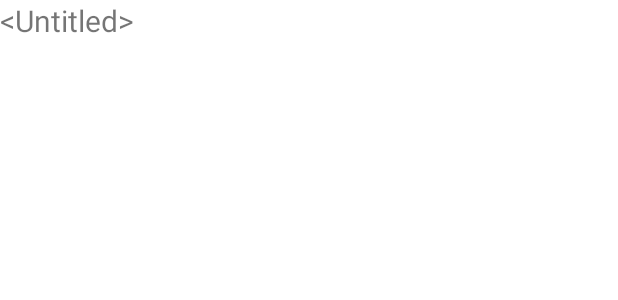
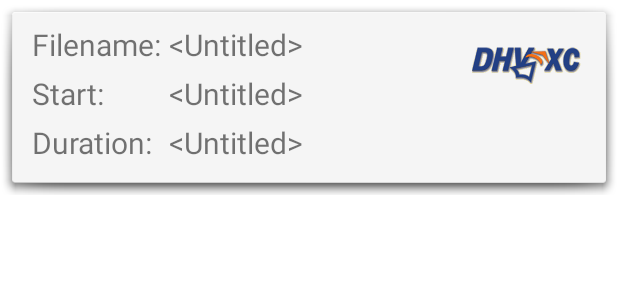
Before and after one commit to RomanKreisel/IGCSync, an Android app: the layout igc_file_fragment.xml on its own in the app's theme, with its tools: preview values and no code run, on a phone screen of 412 x 824 dp. Shown: the top 300 px of the screen. Run offline under Robolectric (Android 15) with nearby library versions, the phone set to English and light mode, and no system bars.

Commit message:
WIP: Layout of flight list

```diff
--- a/app/src/main/java/de/romankreisel/igcsync/ui/flightlist/FlightListFragment.kt
+++ b/app/src/main/java/de/romankreisel/igcsync/ui/flightlist/FlightListFragment.kt
@@ -33,6 +33,7 @@ import de.romankreisel.igcsync.ui.import.ImportWorker
 import kotlinx.coroutines.CoroutineScope
 import kotlinx.coroutines.Dispatchers
 import kotlinx.coroutines.launch
+import java.time.Duration
 import java.util.*
 
 /**
@@ -80,7 +81,10 @@ class FlightListFragment : Fragment(), Observer<WorkInfo>, OnItemClickListener {
         })
 
         this.progressBar = root.findViewById<ProgressBar>(R.id.progress_bar)
+        this.progressBar.visibility = View.GONE
         this.progressText = root.findViewById<TextView>(R.id.progress_text)
+        this.progressText.visibility = View.GONE
+
 
 
         this.UpdateView()
@@ -97,7 +101,7 @@ class FlightListFragment : Fragment(), Observer<WorkInfo>, OnItemClickListener {
 
     private fun UpdateView() {
         CoroutineScope(Dispatchers.IO).launch {
-            val myIgcFiles = igcFileDao.findFilesWithMissingUpload()
+            val myIgcFiles = igcFileDao.getAll(Duration.ofSeconds(this@FlightListFragment.preferences.getInt(getString(R.string.preference_minimum_flight_duration_seconds), 60).toLong()))
             requireActivity().runOnUiThread {
                 flightListViewModel.igcFiles.value = Collections.unmodifiableList(myIgcFiles)
             }
--- a/app/src/main/res/layout/fragment_flight_list.xml
+++ b/app/src/main/res/layout/fragment_flight_list.xml
@@ -15,7 +15,6 @@
             style="@style/Widget.AppCompat.ProgressBar.Horizontal"
             android:layout_width="match_parent"
             android:layout_height="wrap_content"
-            android:visibility="gone"
             app:layout_constraintEnd_toEndOf="parent"
             app:layout_constraintStart_toStartOf="parent"
             app:layout_constraintTop_toTopOf="parent" />
@@ -29,7 +28,6 @@
             android:text="@android:string/untitled"
             android:textAlignment="center"
             android:textSize="20sp"
-            android:visibility="gone"
             app:layout_constraintEnd_toEndOf="parent"
             app:layout_constraintStart_toStartOf="parent"
             app:layout_constraintTop_toBottomOf="@+id/progress_bar" />
--- a/app/src/main/res/layout/igc_file_fragment.xml
+++ b/app/src/main/res/layout/igc_file_fragment.xml
@@ -1,19 +1,91 @@
 <?xml version="1.0" encoding="utf-8"?>
 <androidx.constraintlayout.widget.ConstraintLayout xmlns:android="http://schemas.android.com/apk/res/android"
     xmlns:app="http://schemas.android.com/apk/res-auto"
+    android:id="@+id/igc_file_layout"
+    android:layout_width="match_parent"
+    android:layout_height="wrap_content"
+    android:background="@android:drawable/dialog_holo_light_frame"
+    android:padding="16dp">
+
+    <TableLayout
+        android:layout_width="match_parent"
+        android:layout_height="match_parent">
+
+        <TableRow
+            android:layout_width="match_parent"
+            android:layout_height="match_parent">
+
+            <TextView
                 android:layout_width="wrap_content"
-    android:layout_height="wrap_content">
+                android:layout_height="wrap_content"
+                android:paddingLeft="5dp"
+                android:paddingRight="5dp"
+                android:paddingBottom="5dp"
+                android:text="@string/label_filename"
+                android:textSize="20sp" />
 
             <TextView
                 android:id="@+id/text_filename"
                 android:layout_width="wrap_content"
                 android:layout_height="wrap_content"
+                android:paddingBottom="5dp"
                 android:text="@android:string/untitled"
-        android:textSize="20sp"
-        app:layout_constraintBottom_toBottomOf="parent"
-        app:layout_constraintEnd_toEndOf="parent"
-        app:layout_constraintStart_toStartOf="parent"
-        app:layout_constraintTop_toTopOf="parent" />
+                android:textSize="20sp" />
+        </TableRow>
+
+        <TableRow
+            android:layout_width="match_parent"
+            android:layout_height="match_parent">
+
+            <TextView
+                android:layout_width="wrap_content"
+                android:layout_height="wrap_content"
+                android:paddingLeft="5dp"
+                android:paddingRight="5dp"
+                android:paddingBottom="5dp"
+                android:text="@string/label_flight_start_time"
+                android:textSize="20sp" />
+
+            <TextView
+                android:id="@+id/text_start_time"
+                android:layout_width="wrap_content"
+                android:layout_height="wrap_content"
+                android:paddingBottom="5dp"
+                android:text="@android:string/untitled"
+                android:textSize="20sp" />
+        </TableRow>
+
+        <TableRow
+            android:layout_width="match_parent"
+            android:layout_height="match_parent">
+
+            <TextView
+                android:layout_width="wrap_content"
+                android:layout_height="wrap_content"
+                android:paddingLeft="5dp"
+                android:paddingRight="5dp"
+                android:paddingBottom="5dp"
+                android:text="@string/label_flight_duration"
+                android:textSize="20sp" />
+
+            <TextView
+                android:id="@+id/text_duration"
+                android:layout_width="wrap_content"
+                android:layout_height="wrap_content"
+                android:paddingBottom="5dp"
+                android:text="@android:string/untitled"
+                android:textSize="20sp" />
+        </TableRow>
+    </TableLayout>
 
 
+    <ImageView
+        android:id="@+id/dhv_logo"
+        android:layout_width="89dp"
+        android:layout_height="50dp"
+        android:contentDescription="@string/content_description_flight_on_dhvxc"
+        app:layout_constraintEnd_toEndOf="parent"
+        app:layout_constraintTop_toTopOf="parent"
+        app:srcCompat="@drawable/dhv_xc_logo" />
+
 </androidx.constraintlayout.widget.ConstraintLayout>
--- a/app/src/main/res/values/strings.xml
+++ b/app/src/main/res/values/strings.xml
@@ -72,4 +72,8 @@
     <!-- TODO: Remove or change this placeholder text -->
     <string name="hello_blank_fragment">Hello blank fragment</string>
     <string name="toast_scan_for_new_flights">Searching for new flights…</string>
+    <string name="label_filename">Filename:</string>
+    <string name="label_flight_start_time">Start:</string>
+    <string name="label_flight_duration">Duration:</string>
+    <string name="content_description_flight_on_dhvxc">Flight available on DHV-XC</string>
 </resources>
```
Also changed, not shown: app/build.gradle (+8 -4 lines), app/src/main/java/de/romankreisel/igcsync/data/dao/IgcFileDao.kt (+3 -5 lines), app/src/main/java/de/romankreisel/igcsync/data/model/IgcFile.kt (+10 -7 lines), app/src/main/java/de/romankreisel/igcsync/ui/flightlist/IgcFilesAdapter.kt (+39 -4 lines), app/src/main/java/de/romankreisel/igcsync/ui/import/ImportWorker.kt (+4 -5 lines). Lines whose indentation alone changed are shown as unchanged.
